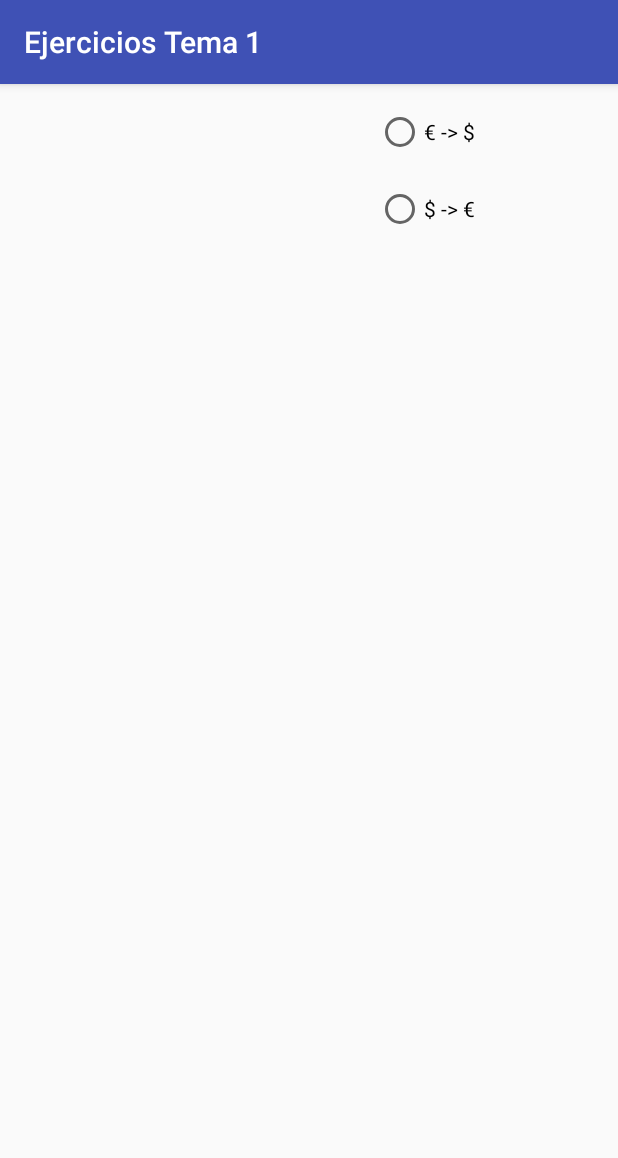
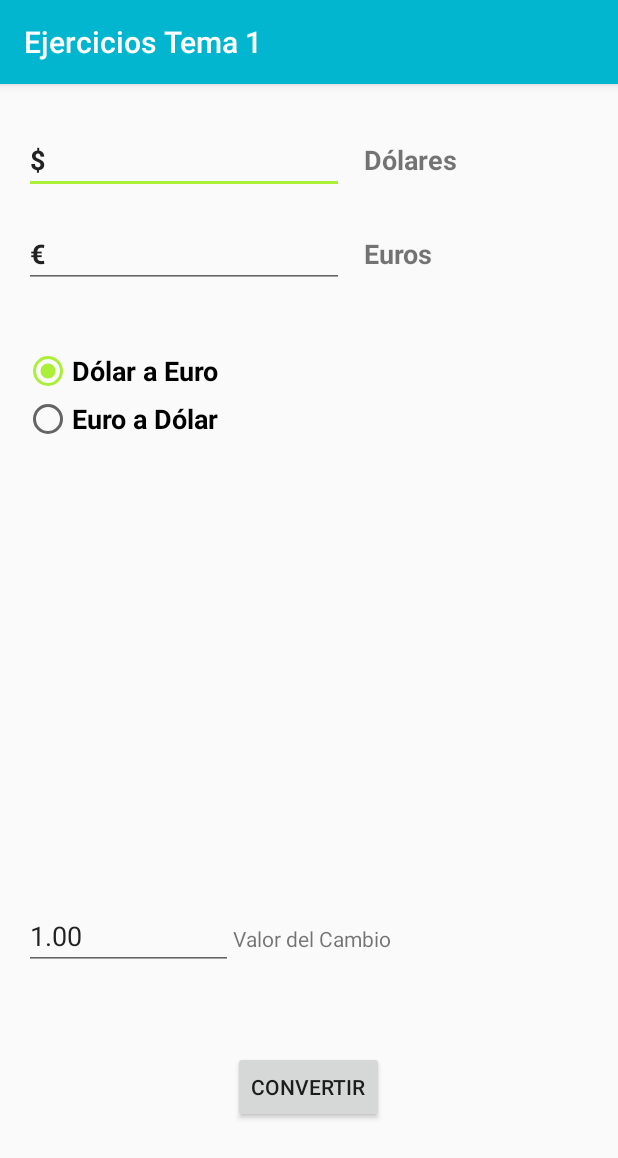
Before and after one commit to JasrSir/EjerciciosAccDat, an Android app: the MainConversorMoneda screen opened directly, with no data from a screen before it, on a phone screen of 412 x 824 dp. Shown: the top 1158 px of the screen. Run offline under Robolectric (Android 15) with nearby library versions, the phone set to English and light mode, and no system bars.

Commit message:
Added Exercises 2, and 3

```diff
--- a/app/src/main/java/com/jasrsir/ejerciciostema1/MainConversorMoneda.java
+++ b/app/src/main/java/com/jasrsir/ejerciciostema1/MainConversorMoneda.java
@@ -2,12 +2,95 @@ package com.jasrsir.ejerciciostema1;
 
 import android.support.v7.app.AppCompatActivity;
 import android.os.Bundle;
+import android.view.View;
+import android.widget.Button;
+import android.widget.EditText;
+import android.widget.RadioButton;
+import android.widget.Toast;
 
-public class MainConversorMoneda extends AppCompatActivity {
+public class MainConversorMoneda extends AppCompatActivity implements View.OnClickListener{
+
+    //Creacion de variables necesarias
+    private EditText dolares;
+    private EditText euros;
+    private RadioButton dolarEuro;
+    private RadioButton euroDolar;
+    private Button convertir;
+    private Conversiones conversion;
+    private EditText valorCambio;
+    private Toast notificacion;
 
     @Override
     protected void onCreate(Bundle savedInstanceState) {
         super.onCreate(savedInstanceState);
         setContentView(R.layout.activity_main_conversor_moneda);
+        //inicializamos las variables con sus componentes correspondientes.
+        dolares = (EditText) findViewById(R.id.txtDolar);
+        euros = (EditText) findViewById(R.id.txtEuro);
+        dolarEuro = (RadioButton) findViewById(R.id.rbtnDoltoEur);
+        euroDolar = (RadioButton) findViewById(R.id.rbtnEuroDolar);
+        convertir = (Button) findViewById(R.id.button);
+        convertir.setOnClickListener(this);
+
+        conversion = new Conversiones();
+    }
+
+    @Override
+    public void onClick(View v) {
+
+        try {
+            valorCambio = (EditText) findViewById(R.id.edtCambio);
+            if (v == convertir){
+                if (dolarEuro.isChecked()){
+                    String valor = dolares.getText().toString();
+                    if (valor.isEmpty() || valor == ".")
+                        valor = "0";
+                    euros.setText(conversion.convertirAEuros(valor));
+                }
+                else {
+                    String valor = euros.getText().toString();
+                    if (valor.isEmpty() || valor == ".")
+                        valor = "0";
+                    dolares.setText(conversion.convertirADolares(valor));
+                }
+            }
+        } catch (NumberFormatException exception){
+            notificacion = Toast.makeText(this, "Error al convertir el número", Toast.LENGTH_LONG);
+            notificacion.show();
+
+        }
+
+    }
+
+
+    /**
+     * Clase destinada a las conversiones
+     * @author Juan Antonio Suarez Rosa.
+     */
+
+    public class Conversiones {
+
+        //Constructor vacío
+        public Conversiones(){
+        }
+        /**
+         * Método que convierte una cantidad de euros a dolares
+         * @param cantidad cantidad introducida en String
+         * @return la cantidad convertida en string
+         */
+        public String convertirADolares(String cantidad) {
+            double valor = Double.parseDouble(cantidad) * Double.parseDouble(valorCambio.getText().toString());
+            return String.format("%.2f", valor);
+        }
+
+        /**
+         * Método que convierte una cantidad de dólares a euros
+         * @param cantidad cantidad introducida en String
+         * @return la cantidad convertida en string
+         */
+        public String convertirAEuros(String cantidad) {
+            double valor = Double.parseDouble(cantidad) * Double.parseDouble(valorCambio.getText().toString());
+            return String.format("%.2f", valor);
+        }
     }
 }
--- a/app/src/main/res/layout/activity_main_conversor_moneda.xml
+++ b/app/src/main/res/layout/activity_main_conversor_moneda.xml
@@ -10,26 +10,126 @@
     android:paddingTop="@dimen/activity_vertical_margin"
     tools:context="com.jasrsir.ejerciciostema1.MainConversorMoneda">
 
-    <RadioButton
-        android:text="$ -> €"
+    <EditText
         android:layout_width="wrap_content"
         android:layout_height="wrap_content"
-        android:layout_marginTop="19dp"
-        android:id="@+id/rdbDoEu"
-        android:layout_below="@+id/rdbEuDo"
-        android:layout_alignLeft="@+id/rdbEuDo"
-        android:layout_alignStart="@+id/rdbEuDo"
+        android:inputType="numberDecimal"
+        android:ems="10"
+        android:id="@+id/txtDolar"
+        android:text="@string/numDolar"
+        android:layout_alignParentTop="true"
+        android:layout_marginTop="12dp"
+        android:textStyle="normal|bold"
+        android:fontFamily="sans-serif"
+        android:textSize="18sp" />
+
+    <TextView
+        android:text="@string/dolares"
+        android:layout_width="wrap_content"
+        android:layout_height="wrap_content"
+        android:layout_alignTop="@+id/txtDolar"
+        android:layout_toRightOf="@+id/txtDolar"
+        android:layout_toEndOf="@+id/txtDolar"
+        android:layout_marginLeft="13dp"
+        android:layout_marginStart="13dp"
+        android:layout_marginTop="10dp"
+        android:id="@+id/txvDolar"
+        android:fontFamily="sans-serif"
+        android:textStyle="normal|bold"
+        android:textSize="18sp" />
+
+    <EditText
+        android:layout_width="wrap_content"
+        android:layout_height="wrap_content"
+        android:inputType="numberDecimal"
+        android:ems="10"
+        android:layout_below="@+id/txtDolar"
+        android:layout_alignRight="@+id/txtDolar"
+        android:layout_alignEnd="@+id/txtDolar"
+        android:layout_marginTop="17dp"
+        android:id="@+id/txtEuro"
+        android:text="@string/numEuro"
+        android:textStyle="normal|bold"
+        android:fontFamily="sans-serif"
+        android:textSize="18sp" />
+
+    <TextView
+        android:text="Euros"
+        android:layout_width="wrap_content"
+        android:layout_height="wrap_content"
+        android:id="@+id/txvEuro"
+        android:fontFamily="sans-serif"
+        android:layout_alignBaseline="@+id/txtEuro"
+        android:layout_alignBottom="@+id/txtEuro"
+        android:layout_alignLeft="@+id/txvDolar"
+        android:layout_alignStart="@+id/txvDolar"
+        android:textStyle="normal|bold"
+        android:textSize="18sp" />
+
+    <RadioGroup
+        android:layout_width="wrap_content"
+        android:layout_height="wrap_content"
+        android:layout_marginTop="39dp"
+        android:checkedButton="@+id/rbtnDoltoEur"
+        android:layout_below="@+id/txtEuro"
+        android:layout_alignRight="@+id/txvDolar"
+        android:layout_alignEnd="@+id/txvDolar"
+        android:layout_alignParentLeft="true"
+        android:layout_alignParentStart="true">
+
+        <RadioButton
+            android:text="@string/dolar_a_euro"
+            android:layout_width="wrap_content"
+            android:layout_height="wrap_content"
+            android:id="@+id/rbtnDoltoEur"
+            android:layout_weight="1"
+            android:textStyle="normal|bold"
+            android:fontFamily="sans-serif"
+            android:textSize="18sp" />
+
+        <RadioButton
+            android:text="@string/euro_a_dolar"
+            android:layout_width="wrap_content"
+            android:layout_height="wrap_content"
+            android:id="@+id/rbtnEuroDolar"
+            android:layout_weight="1"
+            android:textStyle="normal|bold"
+            android:fontFamily="sans-serif"
+            android:textSize="18sp" />
+    </RadioGroup>
+
+    <Button
+        android:text="@string/convertir"
+        android:layout_width="wrap_content"
+        android:layout_height="wrap_content"
+        android:id="@+id/button"
+        android:layout_marginBottom="59dp"
+        android:layout_alignParentBottom="true"
+        android:layout_centerHorizontal="true" />
+
+    <EditText
+        android:layout_width="wrap_content"
+        android:layout_height="wrap_content"
+        android:inputType="numberDecimal"
+        android:ems="10"
+        android:layout_above="@+id/button"
+        android:layout_alignParentLeft="true"
+        android:layout_alignParentStart="true"
+        android:layout_marginBottom="54dp"
+        android:id="@+id/edtCambio"
+        android:layout_toLeftOf="@+id/button"
+        android:layout_toStartOf="@+id/button"
+        android:text="@string/cambio" />
+
+    <TextView
+        android:text="Valor del Cambio"
+        android:layout_width="wrap_content"
+        android:layout_height="wrap_content"
+        android:layout_alignBottom="@+id/edtCambio"
+        android:layout_toRightOf="@+id/edtCambio"
+        android:layout_toEndOf="@+id/edtCambio"
+        android:layout_marginBottom="11dp"
+        android:id="@+id/textView"
         tools:textSize="24sp" />
 
-    <RadioButton
-        android:text="€ -> $"
-        android:layout_width="wrap_content"
-        android:layout_height="wrap_content"
-        android:layout_marginRight="79dp"
-        android:layout_marginEnd="79dp"
-        android:id="@+id/rdbEuDo"
-        tools:textSize="24sp"
-        android:layout_alignParentTop="true"
-        android:layout_alignParentRight="true"
-        android:layout_alignParentEnd="true" />
 </RelativeLayout>
--- a/app/src/main/res/values/colors.xml
+++ b/app/src/main/res/values/colors.xml
@@ -1,6 +1,6 @@
 <?xml version="1.0" encoding="utf-8"?>
 <resources>
-    <color name="colorPrimary">#3F51B5</color>
-    <color name="colorPrimaryDark">#303F9F</color>
-    <color name="colorAccent">#FF4081</color>
+    <color name="colorPrimary">#01b6ce</color>
+    <color name="colorPrimaryDark">#1f8cb4</color>
+    <color name="colorAccent">#acef39</color>
 </resources>
--- a/app/src/main/res/values/strings.xml
+++ b/app/src/main/res/values/strings.xml
@@ -5,4 +5,17 @@
     <string name="ejercicio_2_cm_inch">Ejercicio 2: cm - inch</string>
     <string name="ejercicio_4_contador_caf_s">Ejercicio 4: Contador Cafés</string>
     <string name="ejercicio_5_libre_nombre">Ejercicio 5: Libre nombre</string>
+    <string name="dolares">Dólares</string>
+    <string name="numDolar">$</string>
+    <string name="numEuro">€</string>
+    <string name="dolar_a_euro">Dólar a Euro</string>
+    <string name="euro_a_dolar">Euro a Dólar</string>
+    <string name="convertir">Convertir</string>
+    <string name="cambio">1.00</string>
+    <string name="Convierte">Pasar Medida</string>
+    <string name="inch_cms"><![CDATA[Inch -> Cms]]></string>
+    <string name="cms_inch"><![CDATA[Cms -> Inch]]></string>
+    <string name="url_o_web">url o web</string>
+    <string name="acceder_a_la_p_gina">Acceder a la página</string>
+    <string name="ingrese_la_web_a_la_que_desea_acceder">Ingrese la WEB a la que desea acceder</string>
 </resources>
```
Also changed, not shown: app/build.gradle (+5 -3 lines), app/src/main/AndroidManifest.xml (+7 -1 lines), app/src/main/java/com/jasrsir/ejerciciostema1/MainActivity.java (+42 -8 lines), app/src/main/java/com/jasrsir/ejerciciostema1/MainConversorMedida.java (added, +97 -0 lines), app/src/main/java/com/jasrsir/ejerciciostema1/MainWeb.java (added, +59 -0 lines), app/src/main/java/com/jasrsir/ejerciciostema1/WebView.java (added, +13 -0 lines), app/src/main/res/layout/activity_main_conversor_medida.xml (added, +96 -0 lines), app/src/main/res/layout/activity_main_web.xml (added, +42 -0 lines), app/src/main/res/layout/activity_web_view.xml (added, +9 -0 lines).
